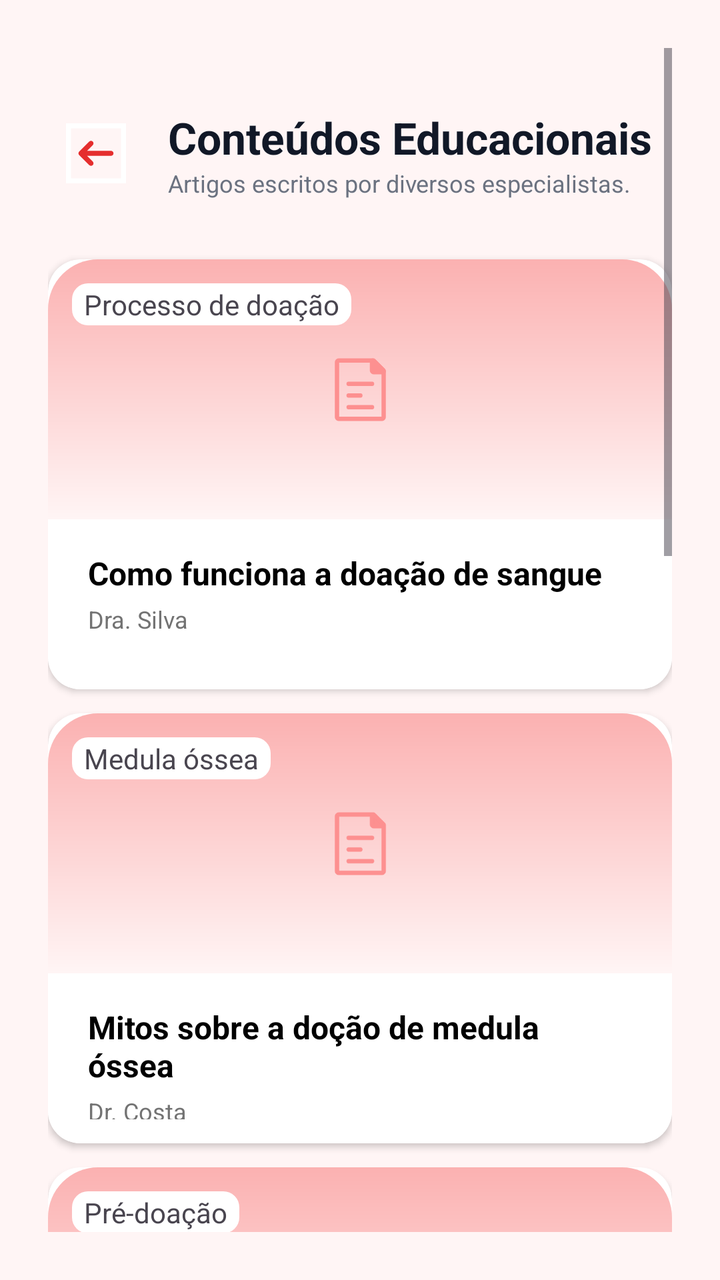
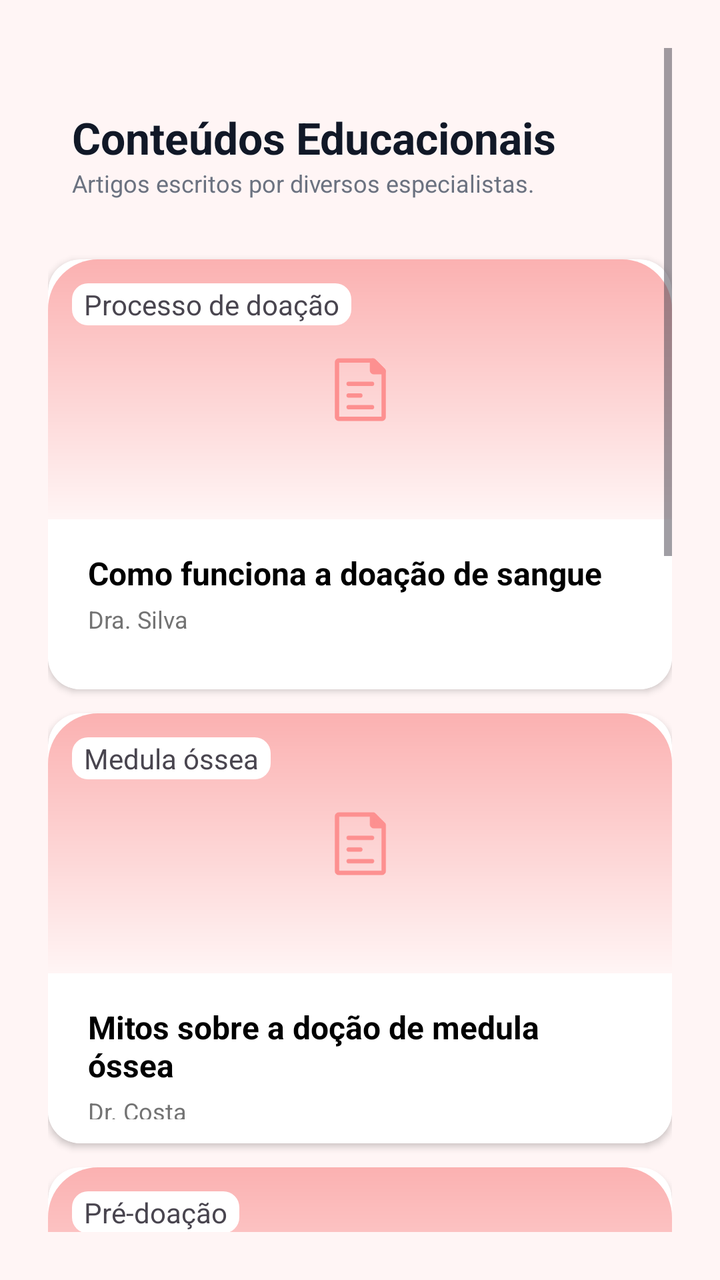

Two renders of the same Android screen: before a commit and after it. Below are the layout's source before the change and the commit's diff.
<!-- AndroidManifest.xml: application theme Theme.Hemo_Conecta -->
<!-- res/layout/fragment_conteudos_educativos.xml -->
<?xml version="1.0" encoding="utf-8"?>
<ScrollView xmlns:android="http://schemas.android.com/apk/res/android"
    xmlns:app="http://schemas.android.com/apk/res-auto"
    xmlns:tools="http://schemas.android.com/tools"
    android:layout_width="match_parent"
    android:layout_height="match_parent"
    android:padding="24dp"
    android:background="@color/background"
    android:fillViewport="true">

    <LinearLayout
        android:layout_width="match_parent"
        android:layout_height="wrap_content"
        android:orientation="vertical">

    
    <LinearLayout
        android:layout_width="match_parent"
        android:layout_height="wrap_content"
        android:gravity="center_vertical"
        android:orientation="horizontal">

        <ImageButton
            android:id="@+id/btnBack"
            android:layout_width="48dp"
            android:layout_height="48dp"
            android:background="?attr/selectableItemBackgroundBorderless"
            android:contentDescription="Voltar"
            android:src="@drawable/ic_back" />

        <LinearLayout
            android:layout_width="match_parent"
            android:layout_height="wrap_content"
            android:layout_marginStart="12dp"
            android:orientation="vertical">

            <TextView
                android:layout_width="wrap_content"
                android:layout_height="wrap_content"
                android:text="Conteúdos Educacionais"
                android:textColor="#111827"
                android:textSize="22sp"
                android:textStyle="bold"
                android:layout_marginTop="30dp"/>

            <TextView
                android:layout_width="wrap_content"
                android:layout_height="wrap_content"
                android:text="Artigos escritos por diversos especialistas."
                android:textColor="#6B7280"
                android:textSize="12sp"
                android:layout_marginBottom="30dp"/>
        </LinearLayout>
    </LinearLayout>


        <androidx.cardview.widget.CardView
            android:layout_width="match_parent"
            android:layout_height="wrap_content"
            android:layout_marginBottom="12dp"
            app:cardCornerRadius="16dp"
            app:cardElevation="2dp">

            <LinearLayout
                android:layout_width="match_parent"
                android:layout_height="wrap_content"
                android:orientation="vertical">

                
                <androidx.constraintlayout.widget.ConstraintLayout
                    android:layout_width="match_parent"
                    android:layout_height="130dp"
                    android:background="@drawable/bg_card_conteudos_educativos_gradient"
                    android:padding="12dp">

                    <TextView
                        android:layout_width="wrap_content"
                        android:layout_height="wrap_content"
                        android:background="@drawable/border_text"
                        android:text="@string/categoria1"

                        app:layout_constraintStart_toStartOf="parent"
                        app:layout_constraintTop_toTopOf="parent" />

                    <ImageView
                        android:layout_width="35dp"
                        android:layout_height="35dp"
                        android:src="@drawable/text_icon"

                        app:layout_constraintBottom_toBottomOf="parent"
                        app:layout_constraintEnd_toEndOf="parent"
                        app:layout_constraintStart_toStartOf="parent"
                        app:layout_constraintTop_toTopOf="parent" />

                </androidx.constraintlayout.widget.ConstraintLayout>

                
                <LinearLayout
                    android:layout_width="match_parent"
                    android:layout_height="85dp"
                    android:orientation="vertical"
                    android:paddingStart="20dp"
                    android:paddingTop="16dp"
                    android:paddingEnd="20dp"
                    android:paddingBottom="12dp"
                    android:background="@android:color/white">

                    <TextView
                        android:id="@+id/text_titulo"
                        android:layout_width="match_parent"
                        android:layout_height="wrap_content"
                        android:text="@string/titulo1"
                        android:textColor="@color/black"
                        android:textSize="16sp"
                        android:textStyle="bold" />

                    <TextView
                        android:id="@+id/text_autor"
                        android:layout_width="match_parent"
                        android:layout_height="wrap_content"
                        android:layout_marginTop="4dp"
                        android:text="@string/autor1"
                        android:textColor="#737373"
                        android:textSize="12sp" />

                </LinearLayout>

            </LinearLayout>

        </androidx.cardview.widget.CardView>

        <androidx.cardview.widget.CardView
            android:layout_width="match_parent"
            android:layout_height="wrap_content"
            android:layout_marginBottom="12dp"
            app:cardCornerRadius="16dp"
            app:cardElevation="2dp">

            <LinearLayout
                android:layout_width="match_parent"
                android:layout_height="wrap_content"
                android:orientation="vertical">

                
                <androidx.constraintlayout.widget.ConstraintLayout
                    android:layout_width="match_parent"
                    android:layout_height="130dp"
                    android:background="@drawable/bg_card_conteudos_educativos_gradient"
                    android:padding="12dp">

                    <TextView
                        android:layout_width="wrap_content"
                        android:layout_height="wrap_content"
                        android:background="@drawable/border_text"
                        android:text="@string/categoria2"

                        app:layout_constraintStart_toStartOf="parent"
                        app:layout_constraintTop_toTopOf="parent" />

                    <ImageView
                        android:layout_width="35dp"
                        android:layout_height="35dp"
                        android:src="@drawable/text_icon"

                        app:layout_constraintBottom_toBottomOf="parent"
                        app:layout_constraintEnd_toEndOf="parent"
                        app:layout_constraintStart_toStartOf="parent"
                        app:layout_constraintTop_toTopOf="parent" />

                </androidx.constraintlayout.widget.ConstraintLayout>

                
                <LinearLayout
                    android:layout_width="match_parent"
                    android:layout_height="85dp"
                    android:orientation="vertical"
                    android:paddingStart="20dp"
                    android:paddingTop="16dp"
                    android:paddingEnd="20dp"
                    android:paddingBottom="12dp"
                    android:background="@android:color/white">

                    <TextView
                        android:id="@+id/text_titulo2"
                        android:layout_width="match_parent"
                        android:layout_height="wrap_content"
                        android:text="@string/titulo2"
                        android:textColor="@color/black"
                        android:textSize="16sp"
                        android:textStyle="bold" />

                    <TextView
                        android:id="@+id/text_autor2"
                        android:layout_width="match_parent"
                        android:layout_height="wrap_content"
                        android:layout_marginTop="4dp"
                        android:text="@string/autor2"
                        android:textColor="#737373"
                        android:textSize="12sp" />

                </LinearLayout>

            </LinearLayout>

        </androidx.cardview.widget.CardView>

        <androidx.cardview.widget.CardView
            android:layout_width="match_parent"
            android:layout_height="wrap_content"
            android:layout_marginBottom="12dp"
            app:cardCornerRadius="16dp"
            app:cardElevation="2dp">

            <LinearLayout
                android:layout_width="match_parent"
                android:layout_height="wrap_content"
                android:orientation="vertical">

                
                <androidx.constraintlayout.widget.ConstraintLayout
                    android:layout_width="match_parent"
                    android:layout_height="130dp"
                    android:background="@drawable/bg_card_conteudos_educativos_gradient"
                    android:padding="12dp">

                    <TextView
                        android:layout_width="wrap_content"
                        android:layout_height="wrap_content"
                        android:background="@drawable/border_text"
                        android:text="@string/categoria3"

                        app:layout_constraintStart_toStartOf="parent"
                        app:layout_constraintTop_toTopOf="parent" />

                    <ImageView
                        android:layout_width="35dp"
                        android:layout_height="35dp"
                        android:src="@drawable/text_icon"

                        app:layout_constraintBottom_toBottomOf="parent"
                        app:layout_constraintEnd_toEndOf="parent"
                        app:layout_constraintStart_toStartOf="parent"
                        app:layout_constraintTop_toTopOf="parent" />

                </androidx.constraintlayout.widget.ConstraintLayout>

                
                <LinearLayout
                    android:layout_width="match_parent"
                    android:layout_height="85dp"
                    android:orientation="vertical"
                    android:paddingStart="20dp"
                    android:paddingTop="16dp"
                    android:paddingEnd="20dp"
                    android:paddingBottom="12dp"
                    android:background="@android:color/white">

                    <TextView
                        android:id="@+id/text_titulo3"
                        android:layout_width="match_parent"
                        android:layout_height="wrap_content"
                        android:text="@string/titulo3"
                        android:textColor="@color/black"
                        android:textSize="16sp"
                        android:textStyle="bold" />

                    <TextView
                        android:id="@+id/text_autor3"
                        android:layout_width="match_parent"
                        android:layout_height="wrap_content"
                        android:layout_marginTop="4dp"
                        android:text="@string/autor3"
                        android:textColor="#737373"
                        android:textSize="12sp" />

                </LinearLayout>

            </LinearLayout>

        </androidx.cardview.widget.CardView>

        <androidx.cardview.widget.CardView
            android:layout_width="match_parent"
            android:layout_height="wrap_content"
            android:layout_marginBottom="12dp"
            app:cardCornerRadius="16dp"
            app:cardElevation="2dp">

            <LinearLayout
                android:layout_width="match_parent"
                android:layout_height="wrap_content"
                android:orientation="vertical">

                
                <androidx.constraintlayout.widget.ConstraintLayout
                    android:layout_width="match_parent"
                    android:layout_height="130dp"
                    android:background="@drawable/bg_card_conteudos_educativos_gradient"
                    android:padding="12dp">

                    <TextView
                        android:layout_width="wrap_content"
                        android:layout_height="wrap_content"
                        android:background="@drawable/border_text"
                        android:text="@string/categoria1"

                        app:layout_constraintStart_toStartOf="parent"
                        app:layout_constraintTop_toTopOf="parent" />

                    <ImageView
                        android:layout_width="35dp"
                        android:layout_height="35dp"
                        android:src="@drawable/text_icon"

                        app:layout_constraintBottom_toBottomOf="parent"
                        app:layout_constraintEnd_toEndOf="parent"
                        app:layout_constraintStart_toStartOf="parent"
                        app:layout_constraintTop_toTopOf="parent" />

                </androidx.constraintlayout.widget.ConstraintLayout>

                
                <LinearLayout
                    android:layout_width="match_parent"
                    android:layout_height="85dp"
                    android:orientation="vertical"
                    android:paddingStart="20dp"
                    android:paddingTop="16dp"
                    android:paddingEnd="20dp"
                    android:paddingBottom="12dp"
                    android:background="@android:color/white">

                    <TextView
                        android:id="@+id/text_titulo4"
                        android:layout_width="match_parent"
                        android:layout_height="wrap_content"
                        android:text="@string/titulo4"
                        android:textColor="@color/black"
                        android:textSize="16sp"
                        android:textStyle="bold" />

                    <TextView
                        android:id="@+id/text_autor4"
                        android:layout_width="match_parent"
                        android:layout_height="wrap_content"
                        android:layout_marginTop="4dp"
                        android:text="@string/autor1"
                        android:textColor="#737373"
                        android:textSize="12sp" />

                </LinearLayout>

            </LinearLayout>

        </androidx.cardview.widget.CardView>

        <androidx.cardview.widget.CardView
            android:layout_width="match_parent"
            android:layout_height="wrap_content"
            android:layout_marginBottom="12dp"
            app:cardCornerRadius="16dp"
            app:cardElevation="2dp">

            <LinearLayout
                android:layout_width="match_parent"
                android:layout_height="wrap_content"
                android:orientation="vertical">

                
                <androidx.constraintlayout.widget.ConstraintLayout
                    android:layout_width="match_parent"
                    android:layout_height="130dp"
                    android:background="@drawable/bg_card_conteudos_educativos_gradient"
                    android:padding="12dp">

                    <TextView
                        android:layout_width="wrap_content"
                        android:layout_height="wrap_content"
                        android:background="@drawable/border_text"
                        android:text="@string/categoria2"

                        app:layout_constraintStart_toStartOf="parent"
                        app:layout_constraintTop_toTopOf="parent" />

                    <ImageView
                        android:layout_width="35dp"
                        android:layout_height="35dp"
                        android:src="@drawable/text_icon"

                        app:layout_constraintBottom_toBottomOf="parent"
                        app:layout_constraintEnd_toEndOf="parent"
                        app:layout_constraintStart_toStartOf="parent"
                        app:layout_constraintTop_toTopOf="parent" />

                </androidx.constraintlayout.widget.ConstraintLayout>

                
                <LinearLayout
                    android:layout_width="match_parent"
                    android:layout_height="85dp"
                    android:orientation="vertical"
                    android:paddingStart="20dp"
                    android:paddingTop="16dp"
                    android:paddingEnd="20dp"
                    android:paddingBottom="12dp"
                    android:background="@android:color/white">

                    <TextView
                        android:id="@+id/text_titulo5"
                        android:layout_width="match_parent"
                        android:layout_height="wrap_content"
                        android:text="@string/titulo5"
                        android:textColor="@color/black"
                        android:textSize="16sp"
                        android:textStyle="bold" />

                    <TextView
                        android:id="@+id/text_autor5"
                        android:layout_width="match_parent"
                        android:layout_height="wrap_content"
                        android:layout_marginTop="4dp"
                        android:text="@string/autor2"
                        android:textColor="#737373"
                        android:textSize="12sp" />

                </LinearLayout>

            </LinearLayout>

        </androidx.cardview.widget.CardView>

        <androidx.cardview.widget.CardView
            android:layout_width="match_parent"
            android:layout_height="wrap_content"
            android:layout_marginBottom="12dp"
            app:cardCornerRadius="16dp"
            app:cardElevation="2dp">

            <LinearLayout
                android:layout_width="match_parent"
                android:layout_height="wrap_content"
                android:orientation="vertical">

                
                <androidx.constraintlayout.widget.ConstraintLayout
                    android:layout_width="match_parent"
                    android:layout_height="130dp"
                    android:background="@drawable/bg_card_conteudos_educativos_gradient"
                    android:padding="12dp">

                    <TextView
                        android:layout_width="wrap_content"
                        android:layout_height="wrap_content"
                        android:background="@drawable/border_text"
                        android:text="@string/categoria4"

                        app:layout_constraintStart_toStartOf="parent"
                        app:layout_constraintTop_toTopOf="parent" />

                    <ImageView
                        android:layout_width="35dp"
                        android:layout_height="35dp"
                        android:src="@drawable/text_icon"

                        app:layout_constraintBottom_toBottomOf="parent"
                        app:layout_constraintEnd_toEndOf="parent"
                        app:layout_constraintStart_toStartOf="parent"
                        app:layout_constraintTop_toTopOf="parent" />

                </androidx.constraintlayout.widget.ConstraintLayout>

                
                <LinearLayout
                    android:layout_width="match_parent"
                    android:layout_height="85dp"
                    android:orientation="vertical"
                    android:paddingStart="20dp"
                    android:paddingTop="16dp"
                    android:paddingEnd="20dp"
                    android:paddingBottom="12dp"
                    android:background="@android:color/white">

                    <TextView
                        android:id="@+id/text_titulo6"
                        android:layout_width="match_parent"
                        android:layout_height="wrap_content"
                        android:text="@string/titulo6"
                        android:textColor="@color/black"
                        android:textSize="16sp"
                        android:textStyle="bold" />

                    <TextView
                        android:id="@+id/text_autor6"
                        android:layout_width="match_parent"
                        android:layout_height="wrap_content"
                        android:layout_marginTop="4dp"
                        android:text="@string/autor4"
                        android:textColor="#737373"
                        android:textSize="12sp" />

                </LinearLayout>

            </LinearLayout>

        </androidx.cardview.widget.CardView>
    </LinearLayout>

</ScrollView>
<!-- resources referenced by this layout -->
<resources>
  <color name="background">#FFF5F5</color>
  <color name="black">#000000</color>
  <!-- drawable bg_card_conteudos_educativos_gradient (drawable) -->
  <?xml version="1.0" encoding="utf-8"?>
  <shape xmlns:android="http://schemas.android.com/apk/res/android">
  
      <corners android:topLeftRadius="25dp"
          android:topRightRadius="25dp"/>
  
      <gradient
          android:angle="90"
          android:startColor="@color/card_conteudos_start"
          android:endColor="@color/card_conteudos_end" />
  
  </shape>
  <!-- drawable border_text (drawable) -->
  <?xml version="1.0" encoding="utf-8"?>
  <shape xmlns:android="http://schemas.android.com/apk/res/android"
      android:shape="rectangle">
  
      <solid android:color="@android:color/white" />
  
      <corners android:radius="8dp" />
  
      <padding
          android:left="6dp"
          android:top="1dp"
          android:right="6dp"
          android:bottom="1dp" />
  
  </shape>
  <!-- drawable ic_back (drawable) -->
  <vector xmlns:android="http://schemas.android.com/apk/res/android" android:height="30dp" android:viewportHeight="512" android:viewportWidth="512" android:width="30dp">
        
      <path android:fillColor="#FFFFFF" android:pathData="M0,0v512h512V0H0zM469.33,469.33H42.67V42.67h426.67V469.33z"/>
        
      <path android:fillColor="#E52E2E" android:pathData="M110.93,243.24c-0.23,0.3 -0.46,0.6 -0.67,0.91c-0.2,0.3 -0.38,0.62 -0.57,0.93c-0.17,0.28 -0.35,0.56 -0.51,0.86c-0.17,0.32 -0.31,0.65 -0.47,0.97c-0.14,0.31 -0.3,0.61 -0.43,0.92c-0.13,0.31 -0.24,0.64 -0.35,0.96c-0.12,0.34 -0.25,0.67 -0.35,1.01c-0.1,0.32 -0.17,0.65 -0.25,0.97c-0.09,0.35 -0.19,0.7 -0.26,1.05c-0.07,0.38 -0.12,0.75 -0.17,1.13c-0.04,0.31 -0.1,0.62 -0.14,0.93c-0.14,1.4 -0.14,2.81 0,4.21c0.03,0.31 0.09,0.62 0.14,0.93c0.05,0.38 0.1,0.76 0.17,1.13c0.07,0.36 0.17,0.7 0.26,1.05c0.08,0.32 0.15,0.65 0.25,0.97c0.1,0.34 0.23,0.68 0.35,1.01c0.12,0.32 0.22,0.64 0.35,0.96c0.13,0.31 0.28,0.62 0.43,0.92c0.15,0.32 0.3,0.65 0.47,0.97c0.16,0.29 0.34,0.57 0.51,0.86c0.19,0.31 0.36,0.63 0.57,0.93c0.21,0.31 0.44,0.61 0.67,0.91c0.19,0.25 0.37,0.52 0.57,0.76c0.44,0.54 0.9,1.05 1.39,1.54c0.01,0.01 0.01,0.02 0.02,0.02l85.33,85.33c8.33,8.33 21.84,8.33 30.17,0c8.33,-8.33 8.33,-21.84 0,-30.17l-48.92,-48.92H384c11.78,0 21.33,-9.55 21.33,-21.33s-9.55,-21.33 -21.33,-21.33H179.5l48.92,-48.92c8.33,-8.33 8.33,-21.84 0,-30.17s-21.84,-8.33 -30.17,0l-85.33,85.33c-0.01,0.01 -0.01,0.02 -0.02,0.02c-0.49,0.49 -0.95,1 -1.39,1.54C111.3,242.73 111.12,242.99 110.93,243.24z"/>
      
  </vector>
  <string name="autor1">Dra. Silva</string>
  <string name="autor2">Dr. Costa</string>
  <string name="autor3">Nutri. Santos</string>
  <string name="autor4">Enf. Oliveira</string>
  <string name="categoria1">Processo de doação</string>
  <string name="categoria2">Medula óssea</string>
  <string name="categoria3">Pré-doação</string>
  <string name="categoria4">Pós-doação</string>
  <string name="titulo1">Como funciona a doação de sangue</string>
  <string name="titulo2">Mitos sobre a doção de medula óssea</string>
  <string name="titulo3">O que comer antes de doar</string>
  <string name="titulo4">Quem pode doar sangue?</string>
  <string name="titulo5">O processo de transplante de medula</string>
  <string name="titulo6">Cuidados após a doação</string>
  <style name="Theme.Hemo_Conecta" parent="Base.Theme.Hemo_Conecta" />
  <color name="card_conteudos_start">#FFF5F5</color>
  <color name="card_conteudos_end">#FBB1B1</color>
  <style name="Base.Theme.Hemo_Conecta" parent="Theme.Material3.DayNight.NoActionBar">
          
          
      </style>
  <!-- unchanged entries left out for length: 1 -->
</resources>

<!-- the commit's change to res/layout/fragment_conteudos_educativos.xml (unified diff, before → after) -->
@@ -20,14 +20,6 @@
         android:gravity="center_vertical"
         android:orientation="horizontal">
 
-        <ImageButton
-            android:id="@+id/btnBack"
-            android:layout_width="48dp"
-            android:layout_height="48dp"
-            android:background="?attr/selectableItemBackgroundBorderless"
-            android:contentDescription="Voltar"
-            android:src="@drawable/ic_back" />
-
         <LinearLayout
             android:layout_width="match_parent"
             android:layout_height="wrap_content"
<!-- resource entries referenced after the edit -->
@@ -31,14 +31,6 @@
           android:bottom="1dp" />
   
   </shape>
-  <!-- drawable ic_back (drawable) -->
-  <vector xmlns:android="http://schemas.android.com/apk/res/android" android:height="30dp" android:viewportHeight="512" android:viewportWidth="512" android:width="30dp">
-        
-      <path android:fillColor="#FFFFFF" android:pathData="M0,0v512h512V0H0zM469.33,469.33H42.67V42.67h426.67V469.33z"/>
-        
-      <path android:fillColor="#E52E2E" android:pathData="M110.93,243.24c-0.23,0.3 -0.46,0.6 -0.67,0.91c-0.2,0.3 -0.38,0.62 -0.57,0.93c-0.17,0.28 -0.35,0.56 -0.51,0.86c-0.17,0.32 -0.31,0.65 -0.47,0.97c-0.14,0.31 -0.3,0.61 -0.43,0.92c-0.13,0.31 -0.24,0.64 -0.35,0.96c-0.12,0.34 -0.25,0.67 -0.35,1.01c-0.1,0.32 -0.17,0.65 -0.25,0.97c-0.09,0.35 -0.19,0.7 -0.26,1.05c-0.07,0.38 -0.12,0.75 -0.17,1.13c-0.04,0.31 -0.1,0.62 -0.14,0.93c-0.14,1.4 -0.14,2.81 0,4.21c0.03,0.31 0.09,0.62 0.14,0.93c0.05,0.38 0.1,0.76 0.17,1.13c0.07,0.36 0.17,0.7 0.26,1.05c0.08,0.32 0.15,0.65 0.25,0.97c0.1,0.34 0.23,0.68 0.35,1.01c0.12,0.32 0.22,0.64 0.35,0.96c0.13,0.31 0.28,0.62 0.43,0.92c0.15,0.32 0.3,0.65 0.47,0.97c0.16,0.29 0.34,0.57 0.51,0.86c0.19,0.31 0.36,0.63 0.57,0.93c0.21,0.31 0.44,0.61 0.67,0.91c0.19,0.25 0.37,0.52 0.57,0.76c0.44,0.54 0.9,1.05 1.39,1.54c0.01,0.01 0.01,0.02 0.02,0.02l85.33,85.33c8.33,8.33 21.84,8.33 30.17,0c8.33,-8.33 8.33,-21.84 0,-30.17l-48.92,-48.92H384c11.78,0 21.33,-9.55 21.33,-21.33s-9.55,-21.33 -21.33,-21.33H179.5l48.92,-48.92c8.33,-8.33 8.33,-21.84 0,-30.17s-21.84,-8.33 -30.17,0l-85.33,85.33c-0.01,0.01 -0.01,0.02 -0.02,0.02c-0.49,0.49 -0.95,1 -1.39,1.54C111.3,242.73 111.12,242.99 110.93,243.24z"/>
-      
-  </vector>
   <string name="autor1">Dra. Silva</string>
   <string name="autor2">Dr. Costa</string>
   <string name="autor3">Nutri. Santos</string>
